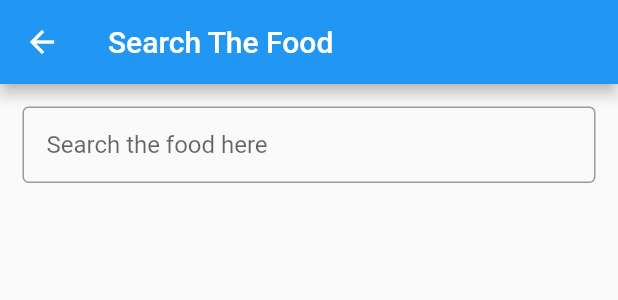
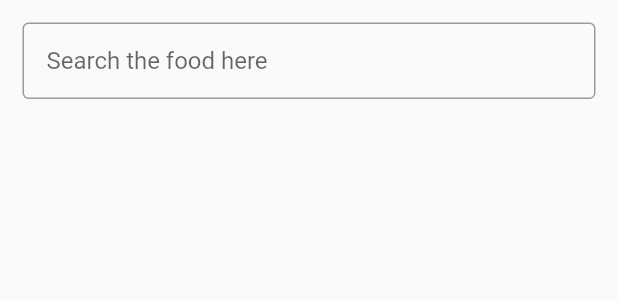
Before and after one commit to nzmksk/bs_flutter_nutritrack, a Flutter app: the NutritionPage widget shown alone on an empty page, opened directly, on a phone screen of 412 x 824 dp. Shown: the top 300 px of the screen. Run offline on Flutter 3.47's test engine with Material 2 defaults, Android fonts, the phone set to English and light mode, and no system bars; our stand-ins replace equatable, firebase_core, flutter_bloc, flutter_dotenv; accounts and stored records are empty.

Commit message:
Connect nutrition page to the navbar

```diff
--- a/lib/pages/nutrition/nutrition_page.dart
+++ b/lib/pages/nutrition/nutrition_page.dart
@@ -48,11 +48,7 @@ class _NutritionPageState extends State<NutritionPage> {
 
   @override
   Widget build(BuildContext context) {
-    return Scaffold(
-      appBar: AppBar(
-        title: const Text('Search The Food'),
-      ),
-      body: Center(
+    return Center(
       child: Padding(
         padding: const EdgeInsets.all(15.0),
         child: Column(
@@ -95,8 +91,7 @@ class _NutritionPageState extends State<NutritionPage> {
                               child: Padding(
                                 padding: const EdgeInsets.all(8.0),
                                 child: Row(
-                                    crossAxisAlignment:
-                                        CrossAxisAlignment.center,
+                                  crossAxisAlignment: CrossAxisAlignment.center,
                                   children: [
                                     Image(
                                       image: NetworkImage(
@@ -113,12 +108,14 @@ class _NutritionPageState extends State<NutritionPage> {
                                           Text(foodItem['food_name'],
                                               style: const TextStyle(
                                                   fontSize: 16)),
-                                            if (foodItem['serving_unit'] !=
-                                                null)
-                                              Text(foodItem['serving_unit'],
+                                          if (foodItem['serving_unit'] != null)
+                                            Text(
+                                              foodItem['serving_unit'],
                                               style: const TextStyle(
                                                 fontSize: 14,
-                                                      color: Colors.grey)),
+                                                color: Colors.grey,
+                                              ),
+                                            ),
                                         ],
                                       ),
                                     ),
@@ -132,7 +129,6 @@ class _NutritionPageState extends State<NutritionPage> {
                     ),
             ),
           ],
-          ),
         ),
       ),
     );
```
Lines whose indentation alone changed are shown as unchanged.
